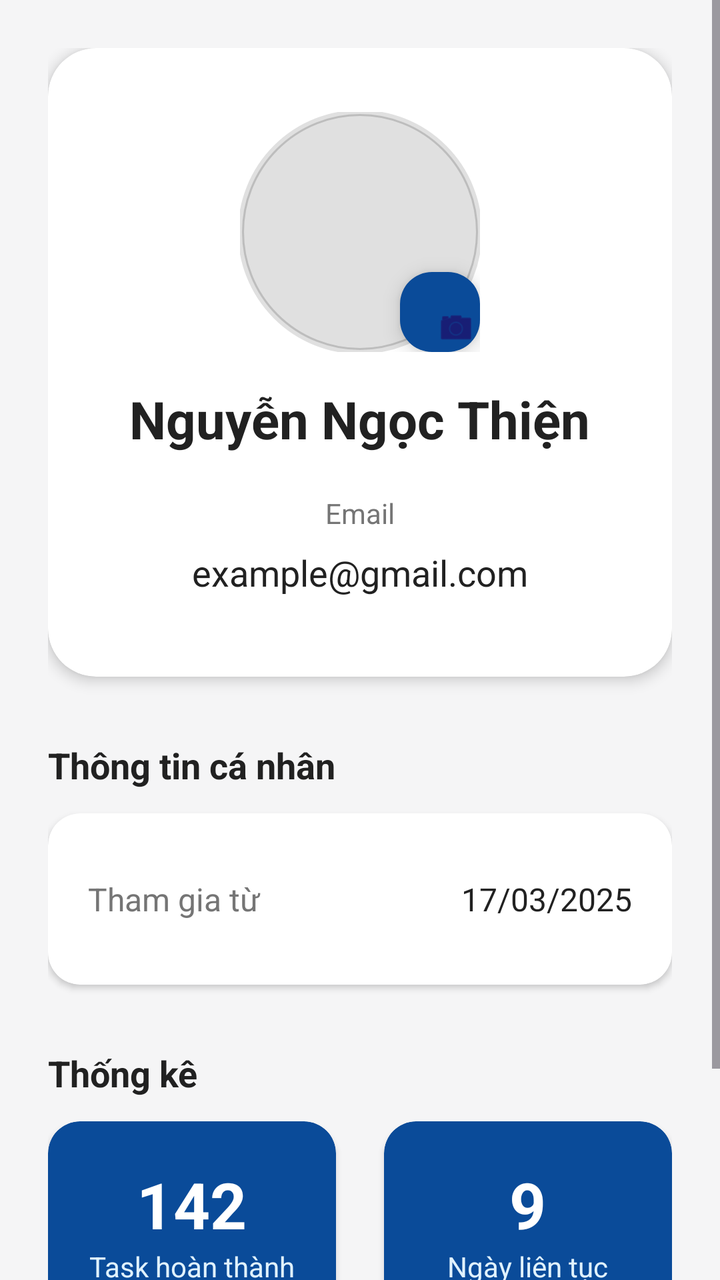
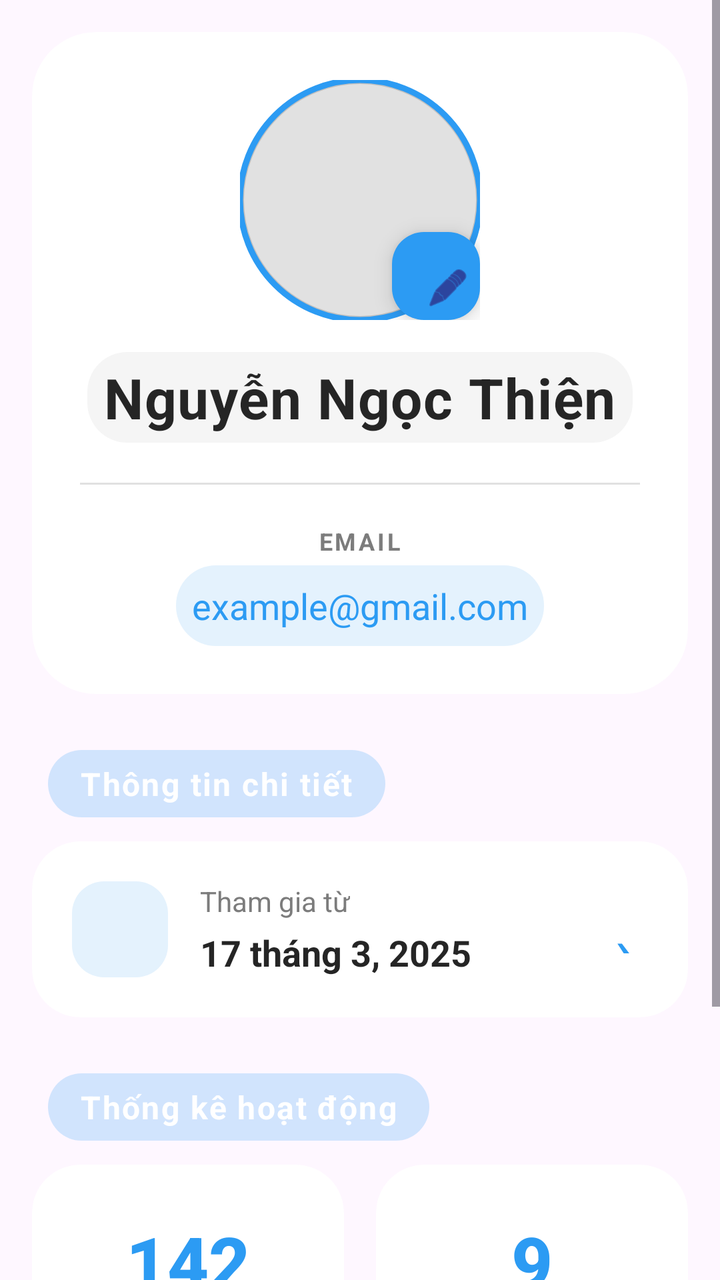

An Android layout rendered at two revisions. The XML below is the earlier revision; the diff shows what the commit changed to produce the second picture.
<!-- AndroidManifest.xml: application theme Theme.Project_TickTick -->
<!-- res/layout/fragment_profile.xml -->
<?xml version="1.0" encoding="utf-8"?>
<ScrollView xmlns:android="http://schemas.android.com/apk/res/android"
    xmlns:app="http://schemas.android.com/apk/res-auto"
    android:layout_width="match_parent"
    android:layout_height="match_parent"
    android:background="@color/bg_light_gray"
    android:fillViewport="true">

    <LinearLayout
        android:layout_width="match_parent"
        android:layout_height="wrap_content"
        android:orientation="vertical"
        android:padding="24dp">

        
        <androidx.cardview.widget.CardView
            android:layout_width="match_parent"
            android:layout_height="wrap_content"
            app:cardCornerRadius="24dp"
            app:cardElevation="4dp"
            app:cardBackgroundColor="@android:color/white">

            <LinearLayout
                android:layout_width="match_parent"
                android:layout_height="wrap_content"
                android:orientation="vertical"
                android:padding="32dp"
                android:gravity="center_horizontal">

                
                <FrameLayout
                    android:layout_width="120dp"
                    android:layout_height="120dp"
                    android:layout_marginBottom="16dp">

                    <com.google.android.material.imageview.ShapeableImageView
                        android:id="@+id/img_avatar"
                        android:layout_width="match_parent"
                        android:layout_height="match_parent"
                        android:scaleType="centerCrop"
                        android:src="@drawable/default_avatar"
                        app:shapeAppearanceOverlay="@style/CircleImage"
                        app:strokeColor="#E0E0E0"
                        app:strokeWidth="2dp" />

                    <com.google.android.material.floatingactionbutton.FloatingActionButton
                        android:id="@+id/btn_change_avatar"
                        android:layout_width="40dp"
                        android:layout_height="40dp"
                        android:layout_gravity="bottom|end"
                        android:src="@android:drawable/ic_menu_camera"
                        app:backgroundTint="@color/menu_bg"
                        app:fabSize="mini"
                        app:maxImageSize="20dp" />
                </FrameLayout>

                
                <TextView
                    android:id="@+id/tv_username_display"
                    android:layout_width="wrap_content"
                    android:layout_height="wrap_content"
                    android:text="Nguyễn Ngọc Thiện"
                    android:textSize="26sp"
                    android:textStyle="bold"
                    android:textColor="@color/text_dark" />

                <EditText
                    android:id="@+id/edt_username"
                    android:layout_width="match_parent"
                    android:layout_height="wrap_content"
                    android:layout_marginTop="8dp"
                    android:background="@drawable/bg_input_underline"
                    android:gravity="center"
                    android:hint="Tên của bạn"
                    android:inputType="textPersonName"
                    android:textSize="24sp"
                    android:textStyle="bold"
                    android:textColor="@color/text_dark"
                    android:visibility="gone" />

                
                <TextView
                    android:layout_width="wrap_content"
                    android:layout_height="wrap_content"
                    android:layout_marginTop="20dp"
                    android:text="Email"
                    android:textSize="14sp"
                    android:textColor="#757575" />

                <TextView
                    android:id="@+id/tv_email_display"
                    android:layout_width="wrap_content"
                    android:layout_height="wrap_content"
                    android:text="example@gmail.com"
                    android:textSize="18sp"
                    android:textColor="@color/text_dark"
                    android:padding="8dp" />

                <EditText
                    android:id="@+id/edt_email"
                    android:layout_width="match_parent"
                    android:layout_height="wrap_content"
                    android:background="@drawable/bg_input_underline"
                    android:gravity="center"
                    android:hint="Nhập email của bạn"
                    android:inputType="textEmailAddress"
                    android:textSize="18sp"
                    android:textColor="@color/text_dark"
                    android:visibility="gone" />

            </LinearLayout>
        </androidx.cardview.widget.CardView>

        
        <TextView
            android:layout_width="wrap_content"
            android:layout_height="wrap_content"
            android:layout_marginTop="32dp"
            android:layout_marginBottom="12dp"
            android:text="Thông tin cá nhân"
            android:textSize="18sp"
            android:textStyle="bold"
            android:textColor="@color/text_dark" />

        <androidx.cardview.widget.CardView
            android:layout_width="match_parent"
            android:layout_height="wrap_content"
            app:cardCornerRadius="16dp"
            app:cardElevation="2dp"
            app:cardBackgroundColor="@android:color/white">

            <LinearLayout
                android:layout_width="match_parent"
                android:layout_height="wrap_content"
                android:orientation="vertical"
                android:padding="20dp">

                <LinearLayout
                    android:layout_width="match_parent"
                    android:layout_height="wrap_content"
                    android:orientation="horizontal"
                    android:gravity="center_vertical"
                    android:paddingVertical="12dp">

                    <TextView
                        android:layout_width="0dp"
                        android:layout_height="wrap_content"
                        android:layout_weight="1"
                        android:text="Tham gia từ"
                        android:textColor="#757575"
                        android:textSize="16sp" />

                    <TextView
                        android:id="@+id/tv_join_date"
                        android:layout_width="wrap_content"
                        android:layout_height="wrap_content"
                        android:text="17/03/2025"
                        android:textColor="@color/text_dark"
                        android:textSize="16sp" />
                </LinearLayout>

            </LinearLayout>
        </androidx.cardview.widget.CardView>

        
        <TextView
            android:layout_width="wrap_content"
            android:layout_height="wrap_content"
            android:layout_marginTop="32dp"
            android:layout_marginBottom="12dp"
            android:text="Thống kê"
            android:textSize="18sp"
            android:textStyle="bold"
            android:textColor="@color/text_dark" />

        <LinearLayout
            android:layout_width="match_parent"
            android:layout_height="wrap_content"
            android:orientation="horizontal"
            android:gravity="center"
            android:layout_marginBottom="24dp">

            <androidx.cardview.widget.CardView
                android:layout_width="0dp"
                android:layout_height="wrap_content"
                android:layout_weight="1"
                android:layout_marginEnd="12dp"
                app:cardCornerRadius="16dp"
                app:cardElevation="2dp"
                app:cardBackgroundColor="@color/menu_bg">

                <LinearLayout
                    android:layout_width="match_parent"
                    android:layout_height="wrap_content"
                    android:orientation="vertical"
                    android:gravity="center"
                    android:padding="20dp">

                    <TextView
                        android:id="@+id/tv_completed_tasks"
                        android:layout_width="wrap_content"
                        android:layout_height="wrap_content"
                        android:text="142"
                        android:textColor="@android:color/white"
                        android:textSize="32sp"
                        android:textStyle="bold" />

                    <TextView
                        android:layout_width="wrap_content"
                        android:layout_height="wrap_content"
                        android:text="Task hoàn thành"
                        android:textColor="#E0F2FF"
                        android:textSize="14sp" />
                </LinearLayout>
            </androidx.cardview.widget.CardView>

            <androidx.cardview.widget.CardView
                android:layout_width="0dp"
                android:layout_height="wrap_content"
                android:layout_weight="1"
                android:layout_marginStart="12dp"
                app:cardCornerRadius="16dp"
                app:cardElevation="2dp"
                app:cardBackgroundColor="@color/menu_bg">

                <LinearLayout
                    android:layout_width="match_parent"
                    android:layout_height="wrap_content"
                    android:orientation="vertical"
                    android:gravity="center"
                    android:padding="20dp">

                    <TextView
                        android:id="@+id/tv_current_streak"
                        android:layout_width="wrap_content"
                        android:layout_height="wrap_content"
                        android:text="9"
                        android:textColor="@android:color/white"
                        android:textSize="32sp"
                        android:textStyle="bold" />

                    <TextView
                        android:layout_width="wrap_content"
                        android:layout_height="wrap_content"
                        android:text="Ngày liên tục"
                        android:textColor="#E0F2FF"
                        android:textSize="14sp" />
                </LinearLayout>
            </androidx.cardview.widget.CardView>
        </LinearLayout>

        
        <Button
            android:id="@+id/btn_logout"
            android:layout_width="match_parent"
            android:layout_height="56dp"
            android:backgroundTint="#FFE0E0"
            android:text="Đăng xuất"
            android:textColor="#D32F2F"
            android:textSize="16sp"
            android:textStyle="bold"
            app:cornerRadius="12dp" />

    </LinearLayout>
</ScrollView>
<!-- resources referenced by this layout -->
<resources>
  <color name="bg_light_gray">#F5F5F6</color>
  <color name="menu_bg">#0A4B99</color>
  <color name="text_dark">#212121</color>
  <!-- drawable bg_input_underline (drawable) -->
  <?xml version="1.0" encoding="utf-8"?>
  <layer-list xmlns:android="http://schemas.android.com/apk/res/android">
      <item android:top="8dp">
          <shape android:shape="rectangle">
              <solid android:color="@android:color/transparent" />
              <stroke
                  android:width="1.5dp"
                  android:color="@color/menu_bg" /> 
              <padding android:bottom="4dp" />
          </shape>
      </item>
  </layer-list>
  <!-- drawable default_avatar (drawable) -->
  <?xml version="1.0" encoding="utf-8"?>
  <shape xmlns:android="http://schemas.android.com/apk/res/android"
      android:shape="oval">
  
      <solid android:color="#E0E0E0" />
      <stroke android:width="2dp" android:color="#BDBDBD" />
  
      
      <size android:width="120dp" android:height="120dp" />
  </shape>
  <style name="CircleImage">
          <item name="cornerFamily">rounded</item>
          <item name="cornerSize">50%</item>
      </style>
  <style name="Theme.Project_TickTick" parent="Base.Theme.Project_TickTick" />
  <style name="Base.Theme.Project_TickTick" parent="Theme.Material3.DayNight.NoActionBar">
          
          
      </style>
</resources>

<!-- the commit's change to res/layout/fragment_profile.xml (unified diff, before → after) -->
@@ -3,36 +3,38 @@
     xmlns:app="http://schemas.android.com/apk/res-auto"
     android:layout_width="match_parent"
     android:layout_height="match_parent"
-    android:background="@color/bg_light_gray"
+    android:background="@android:color/transparent"
     android:fillViewport="true">
 
     <LinearLayout
         android:layout_width="match_parent"
         android:layout_height="wrap_content"
         android:orientation="vertical"
-        android:padding="24dp">
+        android:padding="16dp">
 
         
         <androidx.cardview.widget.CardView
             android:layout_width="match_parent"
             android:layout_height="wrap_content"
-            app:cardCornerRadius="24dp"
-            app:cardElevation="4dp"
-            app:cardBackgroundColor="@android:color/white">
+            app:cardCornerRadius="32dp"
+            app:cardElevation="0dp"
+            app:cardBackgroundColor="@android:color/white"
+            android:alpha="0.95">
 
             <LinearLayout
                 android:layout_width="match_parent"
                 android:layout_height="wrap_content"
                 android:orientation="vertical"
-                android:padding="32dp"
-                android:gravity="center_horizontal">
+                android:padding="24dp">
 
                 
                 <FrameLayout
                     android:layout_width="120dp"
                     android:layout_height="120dp"
+                    android:layout_gravity="center_horizontal"
                     android:layout_marginBottom="16dp">
 
+                    
                     <com.google.android.material.imageview.ShapeableImageView
                         android:id="@+id/img_avatar"
                         android:layout_width="match_parent"
@@ -40,18 +42,21 @@
                         android:scaleType="centerCrop"
                         android:src="@drawable/default_avatar"
                         app:shapeAppearanceOverlay="@style/CircleImage"
-                        app:strokeColor="#E0E0E0"
-                        app:strokeWidth="2dp" />
-
+                        app:strokeColor="#2196F3"
+                        app:strokeWidth="3dp" />
+
+                    
                     <com.google.android.material.floatingactionbutton.FloatingActionButton
                         android:id="@+id/btn_change_avatar"
-                        android:layout_width="40dp"
-                        android:layout_height="40dp"
+                        android:layout_width="44dp"
+                        android:layout_height="44dp"
                         android:layout_gravity="bottom|end"
-                        android:src="@android:drawable/ic_menu_camera"
-                        app:backgroundTint="@color/menu_bg"
+                        android:src="@android:drawable/ic_menu_edit"
+                        android:contentDescription="Change avatar"
+                        app:backgroundTint="#2196F3"
                         app:fabSize="mini"
-                        app:maxImageSize="20dp" />
+                        app:maxImageSize="22dp"
+                        android:elevation="4dp" />
                 </FrameLayout>
 
                 
@@ -59,54 +64,78 @@
                     android:id="@+id/tv_username_display"
                     android:layout_width="wrap_content"
                     android:layout_height="wrap_content"
+                    android:layout_gravity="center_horizontal"
                     android:text="Nguyễn Ngọc Thiện"
-                    android:textSize="26sp"
+                    android:textSize="28sp"
                     android:textStyle="bold"
-                    android:textColor="@color/text_dark" />
+                    android:textColor="#1A1A1A"
+                    android:letterSpacing="0.02"
+                    android:paddingHorizontal="8dp"
+                    android:paddingVertical="4dp"
+                    android:background="@drawable/bg_username_pill" />
 
                 <EditText
                     android:id="@+id/edt_username"
                     android:layout_width="match_parent"
                     android:layout_height="wrap_content"
                     android:layout_marginTop="8dp"
-                    android:background="@drawable/bg_input_underline"
+                    android:background="@drawable/bg_input_modern"
                     android:gravity="center"
                     android:hint="Tên của bạn"
                     android:inputType="textPersonName"
                     android:textSize="24sp"
                     android:textStyle="bold"
-                    android:textColor="@color/text_dark"
+                    android:textColor="#1A1A1A"
+                    android:paddingVertical="12dp"
                     android:visibility="gone" />
 
                 
-                <TextView
-                    android:layout_width="wrap_content"
-                    android:layout_height="wrap_content"
-                    android:layout_marginTop="20dp"
-                    android:text="Email"
-                    android:textSize="14sp"
-                    android:textColor="#757575" />
-
-                <TextView
-                    android:id="@+id/tv_email_display"
-                    android:layout_width="wrap_content"
-                    android:layout_height="wrap_content"
-                    android:text="example@gmail.com"
-                    android:textSize="18sp"
-                    android:textColor="@color/text_dark"
-                    android:padding="8dp" />
-
-                <EditText
-                    android:id="@+id/edt_email"
-                    android:layout_width="match_parent"
-                    android:layout_height="wrap_content"
-                    android:background="@drawable/bg_input_underline"
-                    android:gravity="center"
-                    android:hint="Nhập email của bạn"
-                    android:inputType="textEmailAddress"
-                    android:textSize="18sp"
-                    android:textColor="@color/text_dark"
-                    android:visibility="gone" />
+                <View
+                    android:layout_width="match_parent"
+                    android:layout_height="1dp"
+                    android:background="#E0E0E0"
+                    android:layout_marginVertical="20dp" />
+
+                <LinearLayout
+                    android:layout_width="match_parent"
+                    android:layout_height="wrap_content"
+                    android:orientation="vertical"
+                    android:gravity="center">
+
+                    <TextView
+                        android:layout_width="wrap_content"
+                        android:layout_height="wrap_content"
+                        android:text="EMAIL"
+                        android:textSize="12sp"
+                        android:textColor="#757575"
+                        android:letterSpacing="0.1"
+                        android:textStyle="bold" />
+
+                    <TextView
+                        android:id="@+id/tv_email_display"
+                        android:layout_width="wrap_content"
+                        android:layout_height="wrap_content"
+                        android:layout_marginTop="4dp"
+                        android:text="example@gmail.com"
+                        android:textSize="18sp"
+                        android:textColor="#2196F3"
+                        android:padding="8dp"
+                        android:background="@drawable/bg_email_pill" />
+
+                    <EditText
+                        android:id="@+id/edt_email"
+                        android:layout_width="match_parent"
+                        android:layout_height="wrap_content"
+                        android:layout_marginTop="8dp"
+                        android:background="@drawable/bg_input_modern"
+                        android:gravity="center"
+                        android:hint="Nhập email của bạn"
+                        android:inputType="textEmailAddress"
+                        android:textSize="18sp"
+                        android:textColor="#1A1A1A"
+                        android:paddingVertical="12dp"
+                        android:visibility="gone" />
+                </LinearLayout>
 
             </LinearLayout>
         </androidx.cardview.widget.CardView>
@@ -115,50 +144,73 @@
         <TextView
             android:layout_width="wrap_content"
             android:layout_height="wrap_content"
-            android:layout_marginTop="32dp"
+            android:layout_marginTop="28dp"
             android:layout_marginBottom="12dp"
-            android:text="Thông tin cá nhân"
-            android:textSize="18sp"
+            android:layout_marginStart="8dp"
+            android:text="Thông tin chi tiết"
+            android:textSize="16sp"
             android:textStyle="bold"
-            android:textColor="@color/text_dark" />
-
+            android:textColor="#FFFFFF"
+            android:letterSpacing="0.05"
+            android:background="@drawable/bg_section_title"
+            android:paddingHorizontal="16dp"
+            android:paddingVertical="6dp" />
+
+        
         <androidx.cardview.widget.CardView
             android:layout_width="match_parent"
             android:layout_height="wrap_content"
-            app:cardCornerRadius="16dp"
-            app:cardElevation="2dp"
-            app:cardBackgroundColor="@android:color/white">
+            app:cardCornerRadius="24dp"
+            app:cardElevation="0dp"
+            app:cardBackgroundColor="@android:color/white"
+            android:alpha="0.95">
 
             <LinearLayout
                 android:layout_width="match_parent"
                 android:layout_height="wrap_content"
-                android:orientation="vertical"
-                android:padding="20dp">
+                android:orientation="horizontal"
+                android:padding="20dp"
+                android:gravity="center_vertical">
+
+                
+                <View
+                    android:layout_width="48dp"
+                    android:layout_height="48dp"
+                    android:background="@drawable/bg_calendar_icon"
+                    android:layout_marginEnd="16dp" />
 
                 <LinearLayout
-                    android:layout_width="match_parent"
-                    android:layout_height="wrap_content"
-                    android:orientation="horizontal"
-                    android:gravity="center_vertical"
-                    android:paddingVertical="12dp">
-
-                    <TextView
-                        android:layout_width="0dp"
-                        android:layout_height="wrap_content"
-                        android:layout_weight="1"
+                    android:layout_width="0dp"
+                    android:layout_height="wrap_content"
+                    android:layout_weight="1"
+                    android:orientation="vertical">
+
+                    <TextView
+                        android:layout_width="wrap_content"
+                        android:layout_height="wrap_content"
                         android:text="Tham gia từ"
                         android:textColor="#757575"
-                        android:textSize="16sp" />
+                        android:textSize="14sp" />
 
                     <TextView
                         android:id="@+id/tv_join_date"
                         android:layout_width="wrap_content"
                         android:layout_height="wrap_content"
-                        android:text="17/03/2025"
-                        android:textColor="@color/text_dark"
-                        android:textSize="16sp" />
+                        android:text="17 tháng 3, 2025"
+                        android:textColor="#1A1A1A"
+                        android:textSize="18sp"
+                        android:textStyle="bold"
+                        android:layout_marginTop="4dp" />
                 </LinearLayout>
 
+                
+                <TextView
+                    android:layout_width="24dp"
+                    android:layout_height="24dp"
+                    android:text="›"
+                    android:textSize="32sp"
+                    android:textColor="#2196F3"
+                    android:gravity="center" />
             </LinearLayout>
         </androidx.cardview.widget.CardView>
 
@@ -166,12 +218,17 @@
         <TextView
             android:layout_width="wrap_content"
             android:layout_height="wrap_content"
-            android:layout_marginTop="32dp"
+            android:layout_marginTop="28dp"
             android:layout_marginBottom="12dp"
-            android:text="Thống kê"
-            android:textSize="18sp"
+            android:layout_marginStart="8dp"
+            android:text="Thống kê hoạt động"
+            android:textSize="16sp"
             android:textStyle="bold"
-            android:textColor="@color/text_dark" />
+            android:textColor="#FFFFFF"
+            android:letterSpacing="0.05"
+            android:background="@drawable/bg_section_title"
+            android:paddingHorizontal="16dp"
+            android:paddingVertical="6dp" />
 
         <LinearLayout
             android:layout_width="match_parent"
@@ -184,33 +241,36 @@
                 android:layout_width="0dp"
                 android:layout_height="wrap_content"
                 android:layout_weight="1"
-                android:layout_marginEnd="12dp"
-                app:cardCornerRadius="16dp"
-                app:cardElevation="2dp"
-                app:cardBackgroundColor="@color/menu_bg">
+                android:layout_marginEnd="8dp"
+                app:cardCornerRadius="24dp"
+                app:cardElevation="0dp"
+                app:cardBackgroundColor="@android:color/white"
+                android:alpha="0.95">
 
                 <LinearLayout
                     android:layout_width="match_parent"
                     android:layout_height="wrap_content"
                     android:orientation="vertical"
                     android:gravity="center"
-                    android:padding="20dp">
+                    android:padding="24dp">
 
                     <TextView
                         android:id="@+id/tv_completed_tasks"
                         android:layout_width="wrap_content"
                         android:layout_height="wrap_content"
                         android:text="142"
-                        android:textColor="@android:color/white"
-                        android:textSize="32sp"
-                        android:textStyle="bold" />
-
-                    <TextView
-                        android:layout_width="wrap_content"
-                        android:layout_height="wrap_content"
-                        android:text="Task hoàn thành"
-                        android:textColor="#E0F2FF"
-                        android:textSize="14sp" />
+                        android:textColor="#2196F3"
+                        android:textSize="36sp"
+                        android:textStyle="bold"
+                        android:fontFamily="sans-serif-medium" />
+
+                    <TextView
+                        android:layout_width="wrap_content"
+                        android:layout_height="wrap_content"
+                        android:text="Hoàn thành"
+                        android:textColor="#757575"
+                        android:textSize="14sp"
+                        android:layout_marginTop="4dp" />
                 </LinearLayout>
             </androidx.cardview.widget.CardView>
 
@@ -218,33 +278,36 @@
                 android:layout_width="0dp"
                 android:layout_height="wrap_content"
                 android:layout_weight="1"
-                android:layout_marginStart="12dp"
-                app:cardCornerRadius="16dp"
-                app:cardElevation="2dp"
-                app:cardBackgroundColor="@color/menu_bg">
+                android:layout_marginStart="8dp"
+                app:cardCornerRadius="24dp"
+                app:cardElevation="0dp"
+                app:cardBackgroundColor="@android:color/white"
+                android:alpha="0.95">
 
                 <LinearLayout
                     android:layout_width="match_parent"
                     android:layout_height="wrap_content"
                     android:orientation="vertical"
                     android:gravity="center"
-                    android:padding="20dp">
+                    android:padding="24dp">
 
                     <TextView
                         android:id="@+id/tv_current_streak"
                         android:layout_width="wrap_content"
                         android:layout_height="wrap_content"
                         android:text="9"
-                        android:textColor="@android:color/white"
-                        android:textSize="32sp"
-                        android:textStyle="bold" />
-
-                    <TextView
-                        android:layout_width="wrap_content"
-                        android:layout_height="wrap_content"
-                        android:text="Ngày liên tục"
-                        android:textColor="#E0F2FF"
-                        android:textSize="14sp" />
+                        android:textColor="#2196F3"
+                        android:textSize="36sp"
+                        android:textStyle="bold"
+                        android:fontFamily="sans-serif-medium" />
+
+                    <TextView
+                        android:layout_width="wrap_content"
+                        android:layout_height="wrap_content"
+                        android:text="Liên tục"
+                        android:textColor="#757575"
+                        android:textSize="14sp"
+                        android:layout_marginTop="4dp" />
                 </LinearLayout>
             </androidx.cardview.widget.CardView>
         </LinearLayout>
@@ -254,12 +317,15 @@
             android:id="@+id/btn_logout"
             android:layout_width="match_parent"
             android:layout_height="56dp"
-            android:backgroundTint="#FFE0E0"
+            android:layout_marginBottom="16dp"
+            android:backgroundTint="#FFF5F5"
             android:text="Đăng xuất"
             android:textColor="#D32F2F"
             android:textSize="16sp"
             android:textStyle="bold"
-            app:cornerRadius="12dp" />
+            android:drawableStart="@android:drawable/ic_lock_power_off"
+            android:drawablePadding="8dp"
+            app:cornerRadius="28dp" />
 
     </LinearLayout>
 </ScrollView>
<!-- resource entries referenced after the edit -->
@@ -1,21 +1,45 @@
 <!-- resources referenced by this layout -->
 <resources>
-  <color name="bg_light_gray">#F5F5F6</color>
-  <color name="menu_bg">#0A4B99</color>
-  <color name="text_dark">#212121</color>
-  <!-- drawable bg_input_underline (drawable) -->
+  <!-- drawable bg_calendar_icon (drawable) -->
   <?xml version="1.0" encoding="utf-8"?>
-  <layer-list xmlns:android="http://schemas.android.com/apk/res/android">
-      <item android:top="8dp">
-          <shape android:shape="rectangle">
-              <solid android:color="@android:color/transparent" />
-              <stroke
-                  android:width="1.5dp"
-                  android:color="@color/menu_bg" /> 
-              <padding android:bottom="4dp" />
-          </shape>
-      </item>
-  </layer-list>
+  <shape xmlns:android="http://schemas.android.com/apk/res/android">
+      <solid android:color="#E3F2FD" />
+      <corners android:radius="16dp" />
+  </shape>
+  <!-- drawable bg_email_pill (drawable) -->
+  <?xml version="1.0" encoding="utf-8"?>
+  <shape xmlns:android="http://schemas.android.com/apk/res/android">
+      <solid android:color="#E3F2FD" />
+      <corners android:radius="20dp" />
+      <padding
+          android:left="16dp"
+          android:top="8dp"
+          android:right="16dp"
+          android:bottom="8dp" />
+  </shape>
+  <!-- drawable bg_input_modern (drawable) -->
+  <?xml version="1.0" encoding="utf-8"?>
+  <shape xmlns:android="http://schemas.android.com/apk/res/android">
+      <solid android:color="#F5F5F5" />
+      <corners android:radius="16dp" />
+      <padding
+          android:left="16dp"
+          android:top="12dp"
+          android:right="16dp"
+          android:bottom="12dp" />
+  </shape>
+  <!-- drawable bg_section_title (drawable) -->
+  <?xml version="1.0" encoding="utf-8"?>
+  <shape xmlns:android="http://schemas.android.com/apk/res/android">
+      <solid android:color="#332196F3" />
+      <corners android:radius="20dp" />
+  </shape>
+  <!-- drawable bg_username_pill (drawable) -->
+  <?xml version="1.0" encoding="utf-8"?>
+  <shape xmlns:android="http://schemas.android.com/apk/res/android">
+      <solid android:color="#F5F5F5" />
+      <corners android:radius="20dp" />
+  </shape>
   <!-- drawable default_avatar (drawable) -->
   <?xml version="1.0" encoding="utf-8"?>
   <shape xmlns:android="http://schemas.android.com/apk/res/android"
